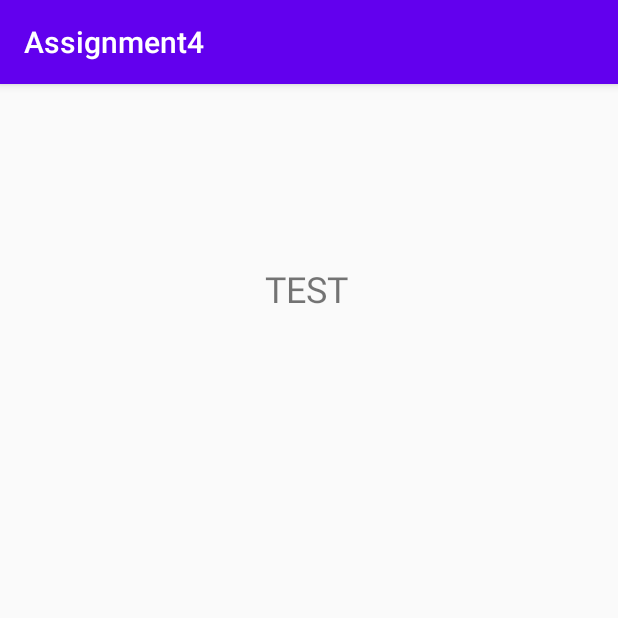
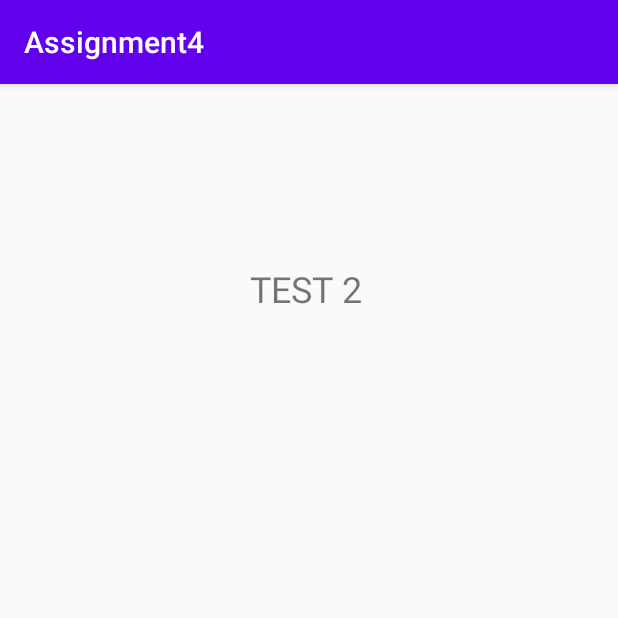
Before and after one commit to thapaking051/Assignment4, an Android app: the screen it shows after launch (MainActivity), on a phone screen of 412 x 824 dp, the top half of it. Run offline under Robolectric (Android 15) with nearby library versions, the phone set to English and light mode, and no system bars.

```diff
--- a/app/src/main/res/values/strings.xml
+++ b/app/src/main/res/values/strings.xml
@@ -1,4 +1,4 @@
 <resources>
     <string name="app_name">Assignment4</string>
-    <string name="test">TEST</string>
+    <string name="test">TEST 2</string>
 </resources>
```
